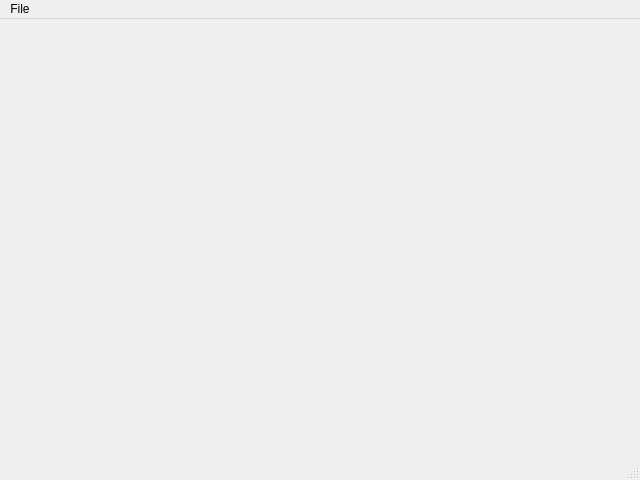
Above: src/mainwindow.ui from mkhorram/audio-spectrum-visualizer before the change. Below: the same form after it.
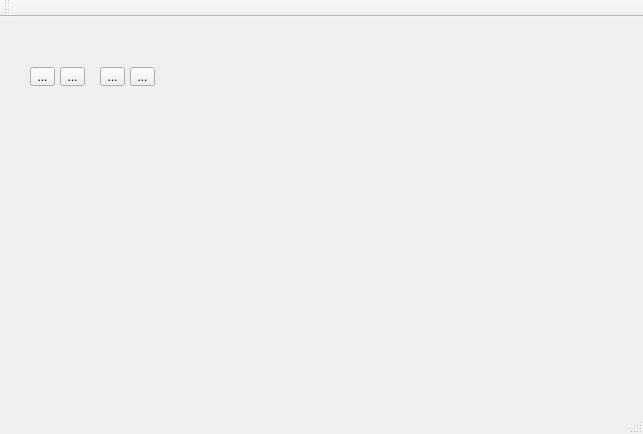
That is the form after the change. Icons and pictures are not drawn.

The edit to the form file:
```diff
--- a/src/mainwindow.ui
+++ b/src/mainwindow.ui
@@ -6,31 +6,95 @@
    <rect>
     <x>0</x>
     <y>0</y>
-    <width>640</width>
-    <height>480</height>
+    <width>643</width>
+    <height>434</height>
    </rect>
   </property>
   <property name="windowTitle">
    <string>MainWindow</string>
   </property>
-  <widget class="QWidget" name="centralwidget"/>
-  <widget class="QMenuBar" name="menubar">
-   <property name="geometry">
-    <rect>
-     <x>0</x>
-     <y>0</y>
-     <width>640</width>
-     <height>21</height>
-    </rect>
-   </property>
-   <widget class="QMenu" name="menu_File">
-    <property name="title">
-     <string>File</string>
+  <widget class="QWidget" name="centralwidget">
+   <widget class="QToolButton" name="tbSettings">
+    <property name="geometry">
+     <rect>
+      <x>30</x>
+      <y>50</y>
+      <width>25</width>
+      <height>19</height>
+     </rect>
     </property>
+    <property name="text">
+     <string>...</string>
+    </property>
+    <property name="icon">
+     <iconset resource="resource_file.qrc">
+      <normaloff>:/icons/res/settings.svg</normaloff>:/icons/res/settings.svg</iconset>
+    </property>
    </widget>
-   <addaction name="menu_File"/>
+   <widget class="QToolButton" name="tbStart">
+    <property name="geometry">
+     <rect>
+      <x>60</x>
+      <y>50</y>
+      <width>25</width>
+      <height>19</height>
+     </rect>
+    </property>
+    <property name="text">
+     <string>...</string>
+    </property>
+    <property name="icon">
+     <iconset resource="resource_file.qrc">
+      <normaloff>:/icons/res/play.svg</normaloff>:/icons/res/play.svg</iconset>
+    </property>
+   </widget>
+   <widget class="QToolButton" name="tbStop">
+    <property name="geometry">
+     <rect>
+      <x>130</x>
+      <y>50</y>
+      <width>25</width>
+      <height>19</height>
+     </rect>
+    </property>
+    <property name="text">
+     <string>...</string>
+    </property>
+    <property name="icon">
+     <iconset resource="resource_file.qrc">
+      <normaloff>:/icons/res/stop.svg</normaloff>:/icons/res/stop.svg</iconset>
+    </property>
+   </widget>
+   <widget class="QToolButton" name="tbPause">
+    <property name="geometry">
+     <rect>
+      <x>100</x>
+      <y>50</y>
+      <width>25</width>
+      <height>19</height>
+     </rect>
+    </property>
+    <property name="text">
+     <string>...</string>
+    </property>
+    <property name="icon">
+     <iconset resource="resource_file.qrc">
+      <normaloff>:/icons/res/pause.svg</normaloff>:/icons/res/pause.svg</iconset>
+    </property>
+   </widget>
   </widget>
   <widget class="QStatusBar" name="statusbar"/>
+  <widget class="QToolBar" name="toolBar">
+   <property name="windowTitle">
+    <string>toolBar</string>
+   </property>
+   <attribute name="toolBarArea">
+    <enum>TopToolBarArea</enum>
+   </attribute>
+   <attribute name="toolBarBreak">
+    <bool>false</bool>
+   </attribute>
+  </widget>
  </widget>
  <resources/>
  <connections/>
```
Left out of the diff: 4 changed lines with no effect on the pictures.
